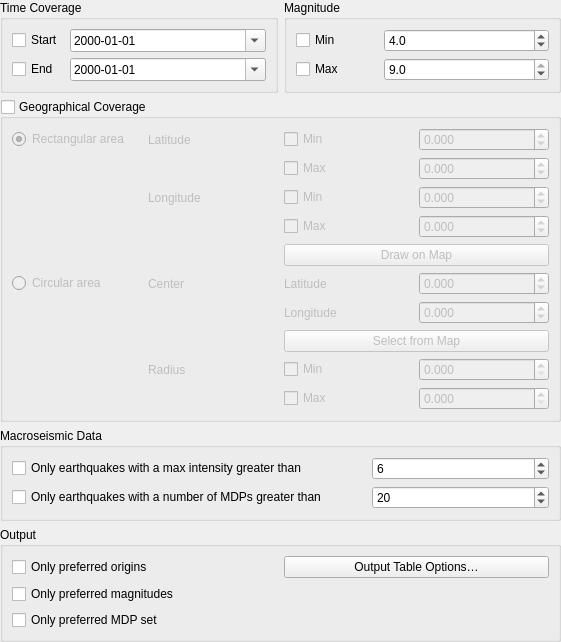
Above: qquake/ui/filter_parameter_widget_base.ui from INGV/qquake before the change. Below: the same form after it.
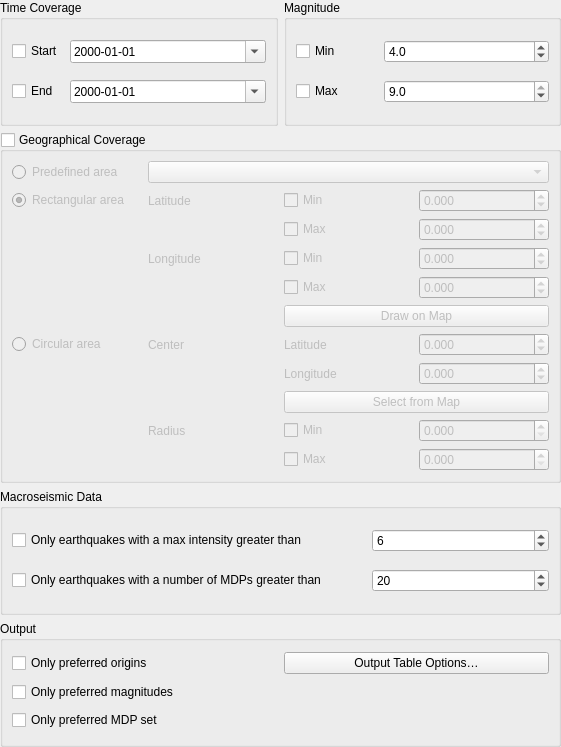
That is the form after the change.

Commit message:
Add option to take extent from predifined extents
Fixes #5

The edit to the form file:
```diff
--- a/qquake/ui/filter_parameter_widget_base.ui
+++ b/qquake/ui/filter_parameter_widget_base.ui
@@ -7,7 +7,7 @@
     <x>0</x>
     <y>0</y>
     <width>561</width>
-    <height>602</height>
+    <height>747</height>
    </rect>
   </property>
   <property name="windowTitle">
@@ -102,28 +102,36 @@
       <bool>false</bool>
      </property>
      <layout class="QGridLayout" name="gridLayout_6" columnstretch="0,0,0,0">
-      <item row="10" column="3">
-       <widget class="QDoubleSpinBox" name="radius_max_spinbox">
-        <property name="decimals">
-         <number>3</number>
+      <item row="7" column="1">
+       <widget class="QLabel" name="label_circ_center">
+        <property name="text">
+         <string>Center</string>
         </property>
-        <property name="minimum">
-         <double>0.000000000000000</double>
+       </widget>
+      </item>
+      <item row="1" column="2">
+       <widget class="QCheckBox" name="lat_min_checkbox">
+        <property name="text">
+         <string>Min</string>
         </property>
-        <property name="maximum">
-         <double>999999999.000000000000000</double>
+       </widget>
+      </item>
+      <item row="4" column="2">
+       <widget class="QCheckBox" name="long_max_checkbox">
+        <property name="text">
+         <string>Max</string>
         </property>
        </widget>
       </item>
-      <item row="7" column="2">
-       <widget class="QLabel" name="label_circ_long">
+      <item row="5" column="2" colspan="2">
+       <widget class="QPushButton" name="rect_extent_draw_on_map">
         <property name="text">
-         <string>Longitude</string>
+         <string>Draw on Map</string>
         </property>
        </widget>
       </item>
-      <item row="0" column="3">
-       <widget class="QDoubleSpinBox" name="lat_min_spinbox">
+      <item row="7" column="3">
+       <widget class="QDoubleSpinBox" name="circular_lat_spinbox">
         <property name="decimals">
          <number>3</number>
         </property>
@@ -135,48 +143,85 @@
         </property>
        </widget>
       </item>
-      <item row="8" column="2" colspan="2">
+      <item row="3" column="1">
+       <widget class="QLabel" name="label_rect_long">
+        <property name="text">
+         <string>Longitude</string>
+        </property>
+       </widget>
+      </item>
+      <item row="10" column="1">
+       <widget class="QLabel" name="label_circ_radius">
+        <property name="text">
+         <string>Radius</string>
+        </property>
+       </widget>
+      </item>
+      <item row="3" column="3">
+       <widget class="QDoubleSpinBox" name="long_min_spinbox">
+        <property name="decimals">
+         <number>3</number>
+        </property>
+        <property name="minimum">
+         <double>-180.000000000000000</double>
+        </property>
+        <property name="maximum">
+         <double>180.000000000000000</double>
+        </property>
+        <property name="singleStep">
+         <double>1.000000000000000</double>
+        </property>
+       </widget>
+      </item>
+      <item row="9" column="2" colspan="2">
        <widget class="QPushButton" name="circle_center_draw_on_map">
         <property name="text">
          <string>Select from Map</string>
         </property>
        </widget>
       </item>
-      <item row="2" column="1">
-       <widget class="QLabel" name="label_rect_long">
+      <item row="11" column="2">
+       <widget class="QCheckBox" name="radius_max_checkbox">
         <property name="text">
-         <string>Longitude</string>
+         <string>Max</string>
         </property>
        </widget>
       </item>
-      <item row="0" column="1">
-       <widget class="QLabel" name="label_rect_lat">
-        <property name="text">
-         <string>Latitude</string>
-        </property>
-       </widget>
-      </item>
-      <item row="6" column="3">
-       <widget class="QDoubleSpinBox" name="circular_lat_spinbox">
+      <item row="4" column="3">
+       <widget class="QDoubleSpinBox" name="long_max_spinbox">
         <property name="decimals">
          <number>3</number>
         </property>
         <property name="minimum">
-         <double>-90.000000000000000</double>
+         <double>-180.000000000000000</double>
         </property>
         <property name="maximum">
-         <double>90.000000000000000</double>
+         <double>180.000000000000000</double>
         </property>
        </widget>
       </item>
-      <item row="2" column="2">
+      <item row="10" column="2">
+       <widget class="QCheckBox" name="radius_min_checkbox">
+        <property name="text">
+         <string>Min</string>
+        </property>
+       </widget>
+      </item>
+      <item row="3" column="2">
        <widget class="QCheckBox" name="long_min_checkbox">
         <property name="text">
          <string>Min</string>
         </property>
        </widget>
       </item>
-      <item row="0" column="0">
+      <item row="8" column="2">
+       <widget class="QLabel" name="label_circ_long">
+        <property name="text">
+         <string>Longitude</string>
+        </property>
+       </widget>
+      </item>
+      <item row="1" column="0">
        <widget class="QRadioButton" name="radio_rectangular_area">
         <property name="text">
          <string>Rectangular area</string>
@@ -186,132 +231,71 @@
         </property>
        </widget>
       </item>
-      <item row="6" column="2">
+      <item row="8" column="3">
+       <widget class="QDoubleSpinBox" name="circular_long_spinbox">
+        <property name="decimals">
+         <number>3</number>
+        </property>
+        <property name="minimum">
+         <double>-180.000000000000000</double>
+        </property>
+        <property name="maximum">
+         <double>180.000000000000000</double>
+        </property>
+        <property name="singleStep">
+         <double>1.000000000000000</double>
+        </property>
+       </widget>
+      </item>
+      <item row="11" column="3">
+       <widget class="QDoubleSpinBox" name="radius_max_spinbox">
+        <property name="decimals">
+         <number>3</number>
+        </property>
+        <property name="minimum">
+         <double>0.000000000000000</double>
+        </property>
+        <property name="maximum">
+         <double>999999999.000000000000000</double>
+        </property>
+       </widget>
+      </item>
+      <item row="10" column="3">
+       <widget class="QDoubleSpinBox" name="radius_min_spinbox">
+        <property name="decimals">
+         <number>3</number>
+        </property>
+        <property name="minimum">
+         <double>0.000000000000000</double>
+        </property>
+        <property name="maximum">
+         <double>999999999.000000000000000</double>
+        </property>
+       </widget>
+      </item>
+      <item row="7" column="2">
        <widget class="QLabel" name="label_circ_lat">
         <property name="text">
          <string>Latitude</string>
         </property>
        </widget>
       </item>
-      <item row="1" column="2">
+      <item row="1" column="1">
+       <widget class="QLabel" name="label_rect_lat">
+        <property name="text">
+         <string>Latitude</string>
+        </property>
+       </widget>
+      </item>
+      <item row="2" column="2">
        <widget class="QCheckBox" name="lat_max_checkbox">
         <property name="text">
          <string>Max</string>
         </property>
        </widget>
       </item>
-      <item row="9" column="2">
-       <widget class="QCheckBox" name="radius_min_checkbox">
-        <property name="text">
-         <string>Min</string>
-        </property>
-       </widget>
-      </item>
-      <item row="4" column="2" colspan="2">
-       <widget class="QPushButton" name="rect_extent_draw_on_map">
-        <property name="text">
-         <string>Draw on Map</string>
-        </property>
-       </widget>
-      </item>
-      <item row="10" column="2">
-       <widget class="QCheckBox" name="radius_max_checkbox">
-        <property name="text">
-         <string>Max</string>
-        </property>
-       </widget>
-      </item>
-      <item row="3" column="2">
-       <widget class="QCheckBox" name="long_max_checkbox">
-        <property name="text">
-         <string>Max</string>
-        </property>
-       </widget>
-      </item>
-      <item row="9" column="3">
-       <widget class="QDoubleSpinBox" name="radius_min_spinbox">
-        <property name="decimals">
-         <number>3</number>
-        </property>
-        <property name="minimum">
-         <double>0.000000000000000</double>
-        </property>
-        <property name="maximum">
-         <double>999999999.000000000000000</double>
-        </property>
-       </widget>
-      </item>
-      <item row="6" column="1">
-       <widget class="QLabel" name="label_circ_center">
-        <property name="text">
-         <string>Center</string>
-        </property>
-       </widget>
-      </item>
-      <item row="3" column="3">
-       <widget class="QDoubleSpinBox" name="long_max_spinbox">
-        <property name="decimals">
-         <number>3</number>
-        </property>
-        <property name="minimum">
-         <double>-180.000000000000000</double>
-        </property>
-        <property name="maximum">
-         <double>180.000000000000000</double>
-        </property>
-        <property name="singleStep">
-         <double>1.000000000000000</double>
-        </property>
-       </widget>
-      </item>
-      <item row="9" column="1">
-       <widget class="QLabel" name="label_circ_radius">
-        <property name="text">
-         <string>Radius</string>
-        </property>
-       </widget>
-      </item>
-      <item row="0" column="2">
-       <widget class="QCheckBox" name="lat_min_checkbox">
-        <property name="text">
-         <string>Min</string>
-        </property>
-       </widget>
-      </item>
-      <item row="7" column="3">
-       <widget class="QDoubleSpinBox" name="circular_long_spinbox">
-        <property name="decimals">
-         <number>3</number>
-        </property>
-        <property name="minimum">
-         <double>-180.000000000000000</double>
-        </property>
-        <property name="maximum">
-         <double>180.000000000000000</double>
-        </property>
-        <property name="singleStep">
-         <double>1.000000000000000</double>
-        </property>
-       </widget>
-      </item>
-      <item row="2" column="3">
-       <widget class="QDoubleSpinBox" name="long_min_spinbox">
-        <property name="decimals">
-         <number>3</number>
-        </property>
-        <property name="minimum">
-         <double>-180.000000000000000</double>
-        </property>
-        <property name="maximum">
-         <double>180.000000000000000</double>
-        </property>
-        <property name="singleStep">
-         <double>1.000000000000000</double>
-        </property>
-       </widget>
-      </item>
       <item row="1" column="3">
-       <widget class="QDoubleSpinBox" name="lat_max_spinbox">
+       <widget class="QDoubleSpinBox" name="lat_min_spinbox">
         <property name="decimals">
          <number>3</number>
         </property>
@@ -323,13 +307,36 @@
         </property>
        </widget>
       </item>
-      <item row="6" column="0">
+      <item row="7" column="0">
        <widget class="QRadioButton" name="radio_circular_area">
         <property name="text">
          <string>Circular area</string>
         </property>
        </widget>
       </item>
+      <item row="2" column="3">
+       <widget class="QDoubleSpinBox" name="lat_max_spinbox">
+        <property name="decimals">
+         <number>3</number>
+        </property>
+        <property name="minimum">
+         <double>-90.000000000000000</double>
+        </property>
+        <property name="maximum">
+         <double>90.000000000000000</double>
+        </property>
+       </widget>
+      </item>
+      <item row="0" column="0">
+       <widget class="QRadioButton" name="radio_predefined_area">
+        <property name="text">
+         <string>Predefined area</string>
+        </property>
+       </widget>
+      </item>
+      <item row="0" column="1" colspan="3">
+       <widget class="QComboBox" name="combo_predefined_area"/>
+      </item>
      </layout>
     </widget>
    </item>
```
Left out of the diff: 3 changed lines with no effect on the pictures. The commit also changes 2 other files.
